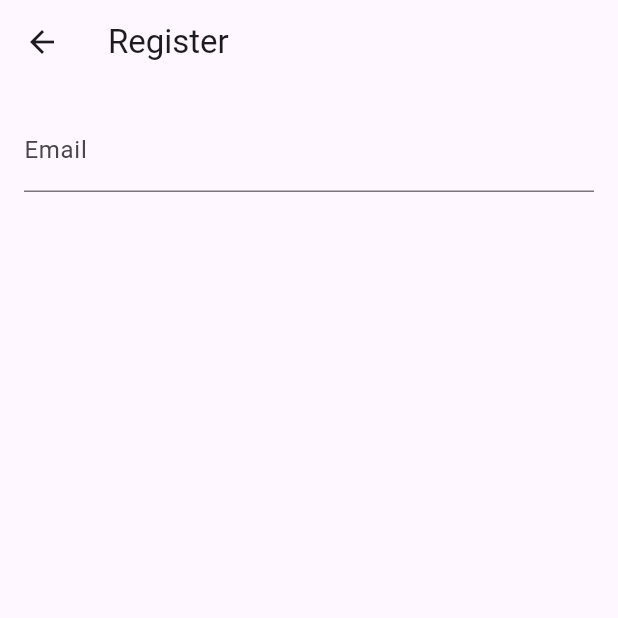
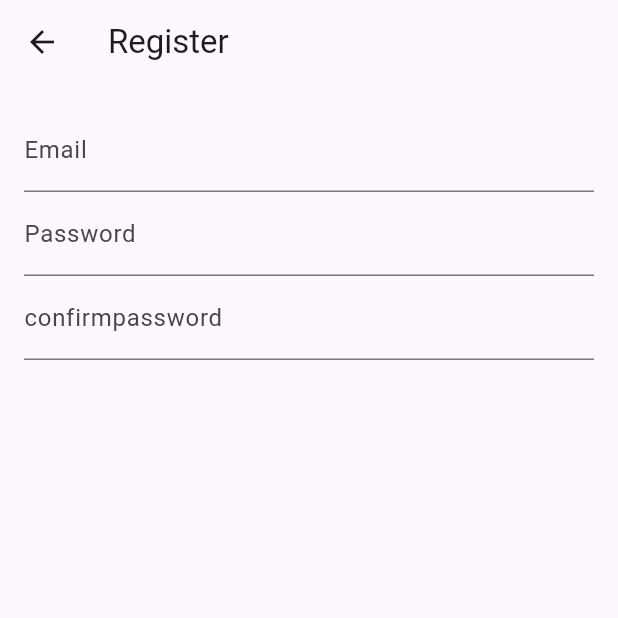
Before and after one commit to Odhi-ambo/Exam_processing_app, a Flutter app: the RegistrationScreen screen opened directly, on a phone screen of 412 x 824 dp, the top half of it. Run offline on Flutter 3.47's test engine with Material 3 defaults, Android fonts, the phone set to English and light mode, and no system bars.

Commit message:
Initial commit

```diff
--- a/lib/screens/registration_screen.dart
+++ b/lib/screens/registration_screen.dart
@@ -1,7 +1,11 @@
 import 'package:flutter/material.dart';
 
 class RegistrationScreen extends StatelessWidget {
-  const RegistrationScreen({super.key});
+  final TextEditingController emailController = TextEditingController();
+  final TextEditingController passwordController = TextEditingController();
+  final TextEditingController confirmPasswordController =
+      TextEditingController();
+  // const RegistrationScreen({super.key});
 
   @override
   Widget build(BuildContext context) {
@@ -17,6 +21,14 @@ class RegistrationScreen extends StatelessWidget {
               controller: emailController,
               decoration: InputDecoration(labelText: "Email"),
             ),
+            TextField(
+              controller: passwordController,
+              decoration: InputDecoration(labelText: "Password"),
+            ),
+            TextField(
+              controller: confirmPasswordController,
+              decoration: InputDecoration(labelText: "confirmpassword"),
+            )
           ],
         ),
       ),
```
